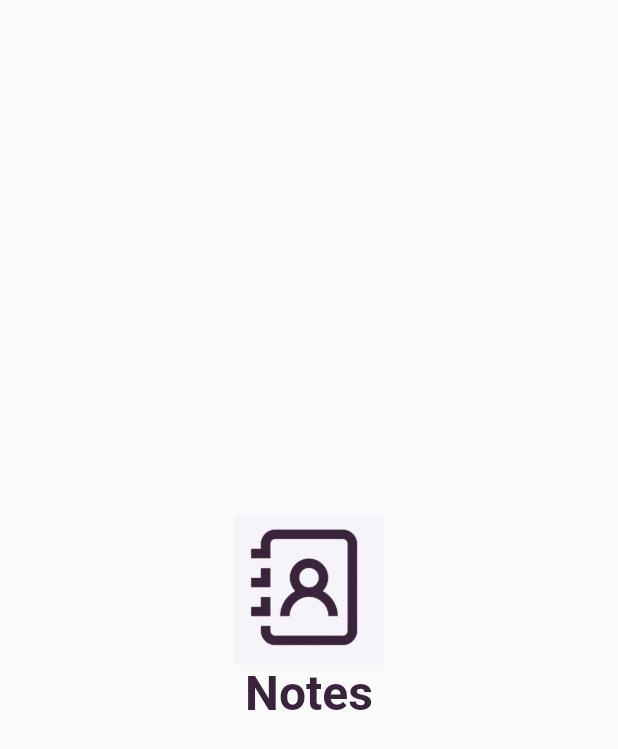
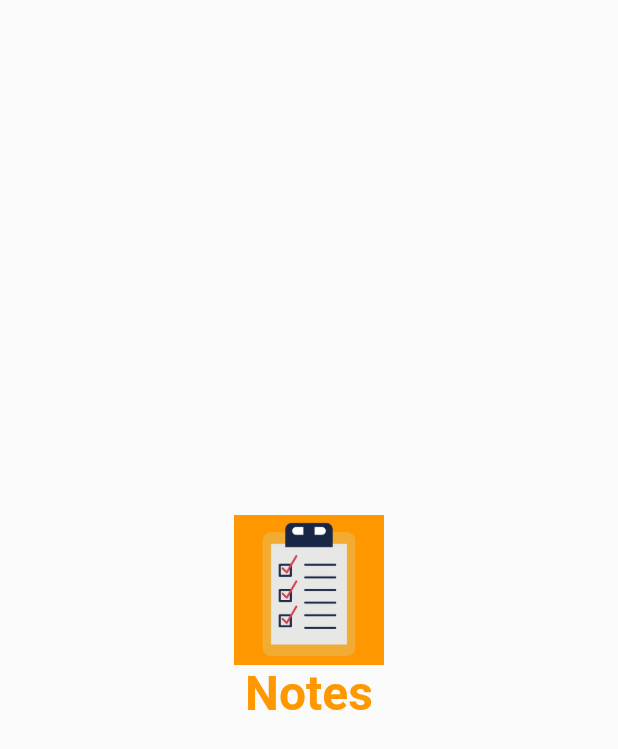
Before and after one commit to rishabhbajpai2000/notes, a Flutter app: the SplashScreen screen opened directly, on a phone screen of 412 x 824 dp. Shown: the top 749 px of the screen. Run offline on Flutter 3.47's test engine with Material 2 defaults, Android fonts, the light colour scheme and no system bars; drawn by our look-alikes of animated_text_kit; our stand-ins replace animated_bottom_navigation_bar, firebase_auth, firebase_core, firebase_database, fluttertoast; accounts and stored records are empty.

Commit message:
commit meesage

```diff
--- a/lib/ui/FirebaseDatabase/NotesView.dart
+++ b/lib/ui/FirebaseDatabase/NotesView.dart
@@ -130,7 +130,6 @@ class _CompletedNotesState extends State<CompletedNotes> {
     List<IconData> iconList = [Icons.check_box, Icons.check_box_outline_blank];
 
     return Scaffold(
-
       appBar: AppBar(
         automaticallyImplyLeading: false,
         title: const Text("Notes"),
@@ -157,7 +156,6 @@ class _CompletedNotesState extends State<CompletedNotes> {
         },
         child: const Icon(Icons.add),
       ),
-
       body: completedTasks(),
     );
   }
--- a/lib/ui/SplashScreen.dart
+++ b/lib/ui/SplashScreen.dart
@@ -26,7 +26,7 @@ class _SplashScreenState extends State<SplashScreen> {
         mainAxisAlignment: MainAxisAlignment.center,
         children: [
 
-          Image.asset("assets/logo2.png", width: 100, height: 100,),
+          Image.asset("assets/logo.jpeg", width: 100, height: 100,),
           AnimatedTextKit(
             animatedTexts: [
               TypewriterAnimatedText(
@@ -35,7 +35,7 @@ class _SplashScreenState extends State<SplashScreen> {
                 textStyle: const TextStyle(
                   fontSize: 32.0,
                   fontWeight: FontWeight.bold,
-                  color: Color(0xff3a243b)
+                  color: Colors.orange
                 ),
                 speed: const Duration(milliseconds: 250),
               ),
```
Also changed, not shown: assets/logo.png (deleted).
